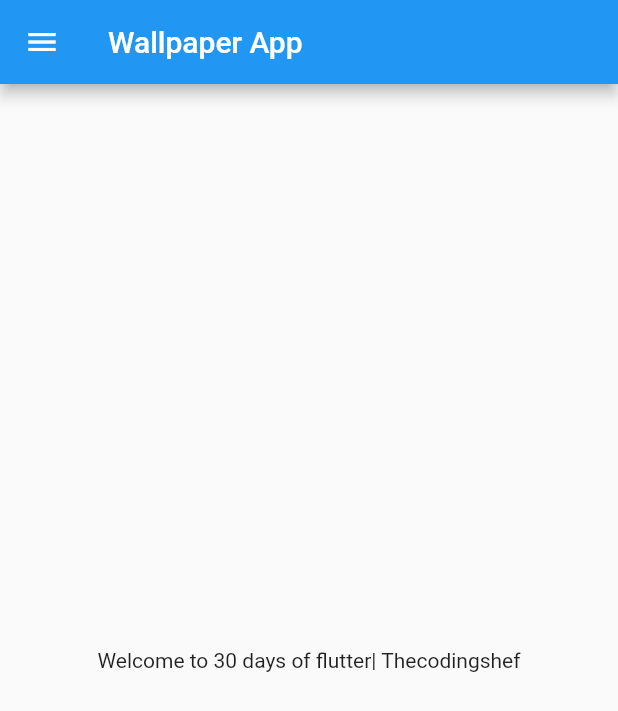
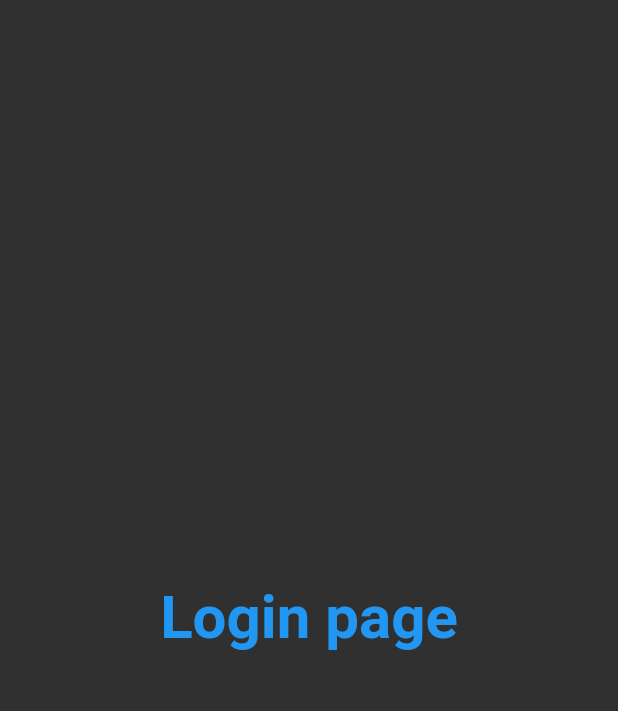
Before and after one commit to azim567/flutterCodes, a Flutter app: the screen it shows after launch, on a phone screen of 412 x 824 dp. Shown: the top 711 px of the screen. Run offline on Flutter 3.47's test engine with Material 2 defaults, Android fonts, the phone set to English and light mode, and no system bars.

Commit message:
day3 commit

```diff
--- a/firstapp/lib/main.dart
+++ b/firstapp/lib/main.dart
@@ -1,17 +1,31 @@
-import 'package:firstapp/home_page.dart';
+import 'dart:developer';
+
+import 'package:firstapp/pages/home_page.dart';
+import 'package:firstapp/pages/login_page.dart';
 import 'package:flutter/material.dart';
 
 void main() {
   var myApp = MyApp();
-    runApp(myApp);
+  runApp(myApp);
 }
 
 class MyApp extends StatelessWidget {
-
   @override
   Widget build(BuildContext context) {
+    var details = getDetailsOfPerson(age: 20);
+    log(details.toString());
     return MaterialApp(
-      home :HomePage()
+      themeMode: ThemeMode.dark,
+      darkTheme: ThemeData(brightness: Brightness.dark),
+      routes: {
+        "/" : (context) => LoginPage(),
+        "/home": (context) => HomePage(),
+        "/login" : (context) => LoginPage()
+      },
     );
   }
+
+  getDetailsOfPerson({int age = 24}) {
+    return age;
+  }
 }
--- a/firstapp/lib/home_page.dart
+++ b/firstapp/lib/pages/home_page.dart
@@ -9,6 +9,7 @@ class HomePage extends StatelessWidget {
       body: Center(
         child: Container(
           child: Text("Welcome to $days days of flutter| Thecodingshef"),
+
         ),
       ),
       drawer: Drawer(),
--- /dev/null
+++ b/firstapp/lib/pages/login_page.dart
@@ -0,0 +1,18 @@
+import 'package:flutter/material.dart';
+
+class LoginPage extends StatelessWidget {
+  @override
+  Widget build(BuildContext context) {
+    return Material(
+      child: Center(
+          child: Text(
+        "Login page",
+        style: TextStyle(
+          fontSize: 40,
+          color: Colors.blue,
+          fontWeight: FontWeight.bold
+        ),
+      )),
+    );
+  }
+}
```
